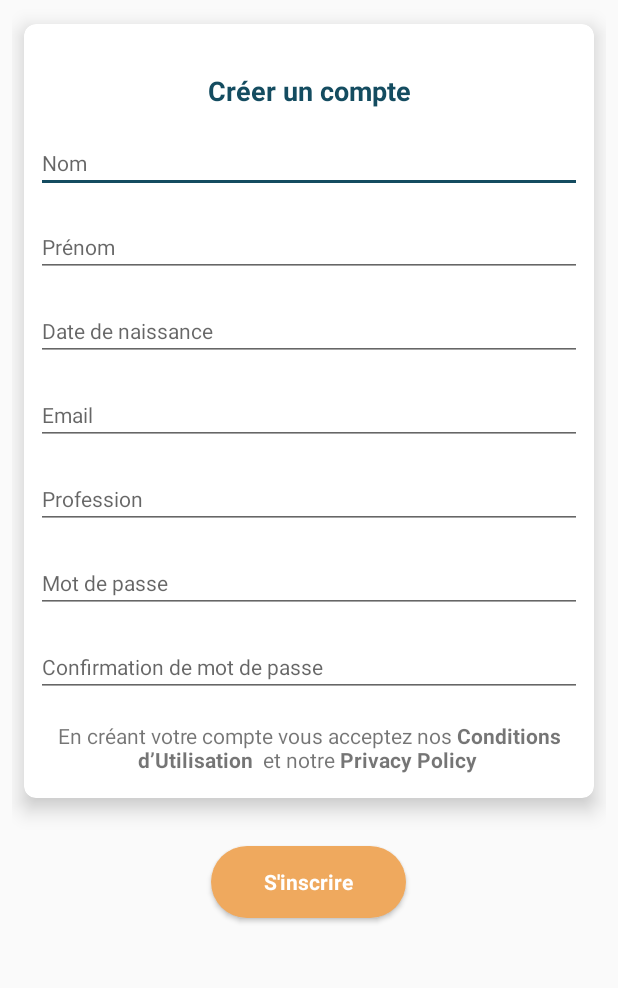
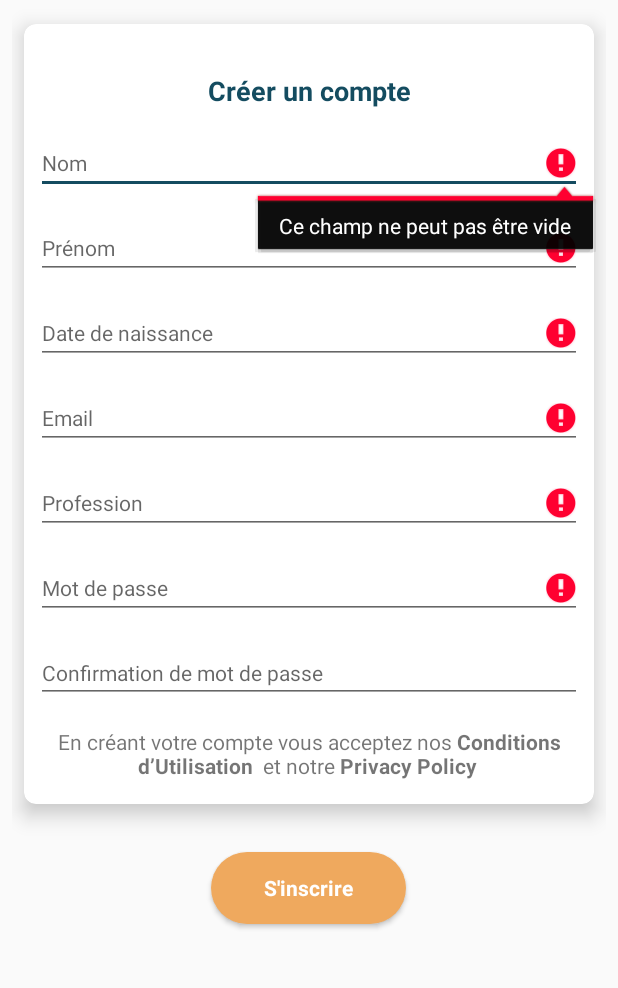
Before and after one commit to normandenis/Job-Survey, an Android app: the SignUpViewModel screen opened directly, with no data from a screen before it, after a tap on an icon or button, on a phone screen of 412 x 824 dp, the part 92-1080 px from its top. Run offline under Robolectric (Android 15) with nearby library versions, the phone set to English and light mode, and no system bars; our stand-ins replace data binding; libraries missing offline, so code that uses them is left out: javax.mail.internet; network calls fail.

Commit message:
Adding DatePicker for birthday input & ending of input checking

```diff
--- a/app/src/main/java/jobtrends/jobsurvey/viewmodel/SignUpViewModel.kt
+++ b/app/src/main/java/jobtrends/jobsurvey/viewmodel/SignUpViewModel.kt
@@ -3,12 +3,9 @@ package jobtrends.jobsurvey.viewmodel
 import android.content.Intent
 import android.databinding.DataBindingUtil
 import android.databinding.ObservableField
-import android.icu.text.SimpleDateFormat
-import android.net.ParseException
 import android.os.Bundle
 import android.support.v7.app.AppCompatActivity
 import android.util.Log
-import android.widget.EditText
 import jobtrends.jobsurvey.R
 import jobtrends.jobsurvey.databinding.SignUpViewBinding
 import jobtrends.jobsurvey.model.User
@@ -19,96 +16,114 @@ import jobtrends.jobsurvey.service.serviceController
 import java.util.*
 import javax.mail.internet.AddressException
 import javax.mail.internet.InternetAddress
+import android.app.DatePickerDialog
+import android.app.DatePickerDialog.OnDateSetListener
+import java.text.SimpleDateFormat
 
 class SignUpViewModel : AppCompatActivity
 {
-  var userModel = serviceController !!.getInstance<UserModel>()
-  var user = serviceController !!.getInstance<User>()
-  var jsonController = serviceController !!.getInstance<JsonController>()
-  var apiController = serviceController !!.getInstance<APIController>()
-  private val tag = "SignUpViewModel"
-  var lastnameErrorText = ObservableField<String?>()
-  var firstnameErrorText = ObservableField<String?>()
-  var birthdayErrorText = ObservableField<String?>()
-  var emailErrorText = ObservableField<String?>()
-  var jobErrorText = ObservableField<String?>()
-  var passwordErrorText = ObservableField<String?>()
-  var passwordBisErrorText = ObservableField<String?>()
-  private val funcs = mutableMapOf<Int, (String?) -> Boolean>()
+  val userModel: UserModel
+  val user: User
+  val jsonController: JsonController
+  val apiController: APIController
+  val tag: String
+  val lastnameErrorText: ObservableField<String>
+  val firstnameErrorText: ObservableField<String>
+  val birthdayErrorText: ObservableField<String>
+  val emailErrorText: ObservableField<String>
+  val jobErrorText: ObservableField<String>
+  val passwordErrorText: ObservableField<String>
+  val passwordBisErrorText: ObservableField<String>
+  private val myCalendar: Calendar
+  val date: OnDateSetListener
 
   constructor() : super()
   {
-    funcs[0] = { s : String? -> isValidEmailAddress(s) }
-    funcs[1] = { s : String? -> isValidFormat(s) }
+    tag = "SignUpViewModel"
+
+    userModel = serviceController!!.getInstance()
+    user = serviceController!!.getInstance()
+    jsonController = serviceController!!.getInstance()
+    apiController = serviceController!!.getInstance()
+
+    lastnameErrorText = ObservableField()
+    firstnameErrorText = ObservableField()
+    birthdayErrorText = ObservableField()
+    emailErrorText = ObservableField()
+    jobErrorText = ObservableField()
+    passwordErrorText = ObservableField()
+    passwordBisErrorText = ObservableField()
+
+    myCalendar = Calendar.getInstance()
+    date = DatePickerDialog.OnDateSetListener { view, year, monthOfYear, dayOfMonth ->
+      myCalendar.set(Calendar.YEAR, year)
+      myCalendar.set(Calendar.MONTH, monthOfYear)
+      myCalendar.set(Calendar.DAY_OF_MONTH, dayOfMonth)
+      updateLabel()
+    }
   }
 
-  override fun onCreate(savedInstanceState : Bundle?)
+  override fun onCreate(savedInstanceState: Bundle?)
   {
     super.onCreate(savedInstanceState)
-    val binding : SignUpViewBinding = DataBindingUtil.setContentView(this, R.layout.sign_up_view)
+    val binding: SignUpViewBinding = DataBindingUtil.setContentView(this, R.layout.sign_up_view)
     binding.vm = this
   }
 
+  private var stop: Boolean = false
 
-  fun checkInput()
+  private fun checkInput(): Boolean
   {
-    if (!funcs[0]!!(userModel.email.get()))
+    stop = false
+    checkInput(userModel.lastName.get(), "^[a-zA-Z ,.'-]+$", lastnameErrorText)
+    checkInput(userModel.firstName.get(), "^[a-zA-Z ,.'-]+$", firstnameErrorText)
+    checkInput(userModel.birthday.get(), "[0-9]{2}/[0-9]{2}/[0-9]{4}", birthdayErrorText)
+    checkInput(userModel.email.get(), "^[a-zA-Z0-9_.+-]+@[a-zA-Z0-9-]+\\.[a-zA-Z0-9-.]+$", emailErrorText)
+    checkInput(userModel.metier.get(), "^[a-zA-Z ,.'-]+$", jobErrorText)
+    checkInput(userModel.password.get(), "^[a-zA-Z0-9]+$", passwordErrorText)
+    return stop
+  }
+
+  private fun checkInput(input: String?, pattern: String, error: ObservableField<String>)
+  {
+    if (input == null || input == "")
     {
-      emailErrorText.set("Invalid email")
+      error.set("")
+      error.set("Ce champ ne peut pas être vide")
+      stop = true
+      return
+    }
+    val regex = Regex(pattern)
+    val result = input.matches(regex)
+    if (!result)
+    {
+      error.set("")
+      error.set("Ce champ est invalide")
+      stop = true
     }
   }
 
-  fun isValidEmailAddress(email: String?): Boolean
+  fun onDatePickerClick()
   {
-    var result = true
-    try
-    {
-      val emailAddr = InternetAddress(email)
-      emailAddr.validate()
-    }
-    catch (ex: AddressException)
-    {
-      result = false
-    }
-
-    return result
+    DatePickerDialog(this, date, myCalendar
+      .get(Calendar.YEAR), myCalendar.get(Calendar.MONTH),
+                     myCalendar.get(Calendar.DAY_OF_MONTH)).show()
   }
 
-  fun isValidFormat(value: String?): Boolean
+  private fun updateLabel()
   {
-    val format : String = "dd/MM/yyyy"
-    var date: Date? = null
-    try
-    {
-      val sdf = SimpleDateFormat(format)
-      date = sdf.parse(value)
-      if (value != sdf.format(date))
-      {
-        date = null
-      }
-    }
-    catch (ex: ParseException)
-    {
-      ex.printStackTrace()
-    }
-
-    return date != null
-  }
-
-  private fun isInvalidInput(input : String?): Boolean
-  {
-    if (input == null || input == "")
-    {
-      return true
-    }
-    val regex : Regex = Regex("/^[0-9]{8}[A-Za-z]$/")
-    val result = input.matches(regex)
-    return !result
+    val df = SimpleDateFormat("dd/mm/yyyy", Locale.FRANCE)
+    val format = df.format(myCalendar.time)
+    userModel.birthday.set(format)
   }
 
   fun onClick()
   {
     checkInput()
+    if (stop)
+    {
+      return
+    }
 //    user.email = userModel.email.get()
 //    user.firstName = userModel.firstName.get()
 //    user.lastName = userModel.lastName.get()
@@ -119,18 +134,17 @@ class SignUpViewModel : AppCompatActivity
 //    apiController.post("auth/signup", json, ::firstResponse, this)
   }
 
-  fun firstResponse(code: Int, response : String)
+  fun firstResponse(code: Int, response: String?)
   {
     Log.d(tag, response)
-    val tmp = mutableMapOf<String, String?>()
-    tmp["username"] = user.email
-    tmp["password"] = user.password
+    val tmp = mutableMapOf<String?, String?>()
+    tmp["username"] = user.email!!
+    tmp["password"] = user.password!!
     val tmpSerialized = jsonController.serialize(tmp)
-    apiController
-      .post("auth/login", tmpSerialized, ::secondResponse, this)
+    apiController.post("auth/login", tmpSerialized, ::secondResponse, this)
   }
 
-  fun secondResponse(code: Int, response : String)
+  private fun secondResponse(code: Int, response: String?)
   {
     println(response)
     val intent = Intent(this, HomeViewModel::class.java)
--- a/app/src/main/res/layout/sign_up_view.xml
+++ b/app/src/main/res/layout/sign_up_view.xml
@@ -59,7 +59,8 @@
                     android:hint="@string/sign_up_view_txt_2"
                     android:inputType="textPersonName"
                     android:text="@={vm.userModel.lastName}"
-                    android:textAppearance="?android:attr/textAppearanceSmall"/>
+                    android:textAppearance="?android:attr/textAppearanceSmall"
+                    app:errorText="@{vm.lastnameErrorText}"/>
 
           <EditText android:layout_width="match_parent"
                     android:layout_height="wrap_content"
@@ -67,15 +68,21 @@
                     android:hint="@string/sign_up_view_txt_3"
                     android:inputType="textPersonName"
                     android:text="@={vm.userModel.firstName}"
-                    android:textAppearance="?android:attr/textAppearanceSmall"/>
+                    android:textAppearance="?android:attr/textAppearanceSmall"
+                    app:errorText="@{vm.firstnameErrorText}"/>
 
-          <EditText android:layout_width="match_parent"
+          <EditText android:id="@+id/sign_up_view_id_4"
+                    android:layout_width="match_parent"
                     android:layout_height="wrap_content"
                     android:layout_marginTop="@dimen/margin_top"
+                    android:clickable="true"
+                    android:focusable="true"
                     android:hint="@string/sign_up_view_txt_4"
                     android:inputType="date"
+                    android:onClick="@{() -> vm.onDatePickerClick()}"
                     android:text="@={vm.userModel.birthday}"
-                    android:textAppearance="?android:attr/textAppearanceSmall"/>
+                    android:textAppearance="?android:attr/textAppearanceSmall"
+                    app:errorText="@{vm.birthdayErrorText}"/>
 
           <EditText android:layout_width="match_parent"
                     android:layout_height="wrap_content"
@@ -92,7 +99,8 @@
                     android:hint="@string/sign_up_view_txt_6"
                     android:inputType="text"
                     android:text="@={vm.userModel.metier}"
-                    android:textAppearance="?android:attr/textAppearanceSmall"/>
+                    android:textAppearance="?android:attr/textAppearanceSmall"
+                    app:errorText="@{vm.jobErrorText}"/>
 
           <EditText android:layout_width="match_parent"
                     android:layout_height="wrap_content"
@@ -100,14 +108,16 @@
                     android:hint="@string/sign_up_view_txt_7"
                     android:inputType="textPassword"
                     android:text="@={vm.userModel.password}"
-                    android:textAppearance="?android:attr/textAppearanceSmall"/>
+                    android:textAppearance="?android:attr/textAppearanceSmall"
+                    app:errorText="@{vm.passwordErrorText}"/>
 
           <EditText android:layout_width="match_parent"
                     android:layout_height="wrap_content"
                     android:layout_marginTop="@dimen/margin_top"
                     android:hint="@string/sign_up_view_txt_8"
                     android:inputType="textPassword"
-                    android:textAppearance="?android:attr/textAppearanceSmall"/>
+                    android:textAppearance="?android:attr/textAppearanceSmall"
+                    app:errorText="@{vm.passwordBisErrorText}"/>
 
           <TextView android:layout_width="match_parent"
                     android:layout_height="wrap_content"
```
